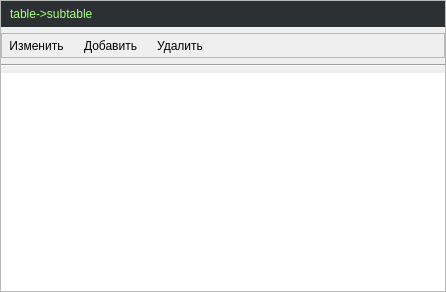
The window that source_modules/personnel_department/subtablewidget.ui (MichaelRepository/diplom_project) describes before a commit, drawn with Qt 5.
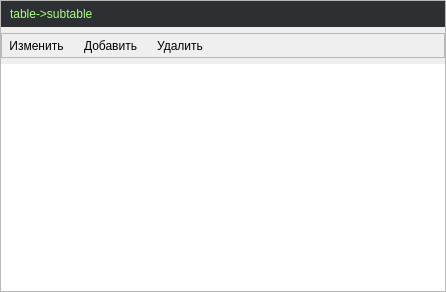
The same window after the commit. Icons and pictures are not drawn.

The edit to the form file:
```diff
--- a/source_modules/personnel_department/subtablewidget.ui
+++ b/source_modules/personnel_department/subtablewidget.ui
@@ -283,13 +283,6 @@
        </widget>
       </item>
       <item row="2" column="0">
-       <widget class="Line" name="line">
-        <property name="orientation">
-         <enum>Qt::Horizontal</enum>
-        </property>
-       </widget>
-      </item>
-      <item row="3" column="0">
        <widget class="QTableView" name="tableView">
         <property name="styleSheet">
          <string notr="true"/>
```
Left out of the diff: 30 changed lines with no effect on the pictures.
